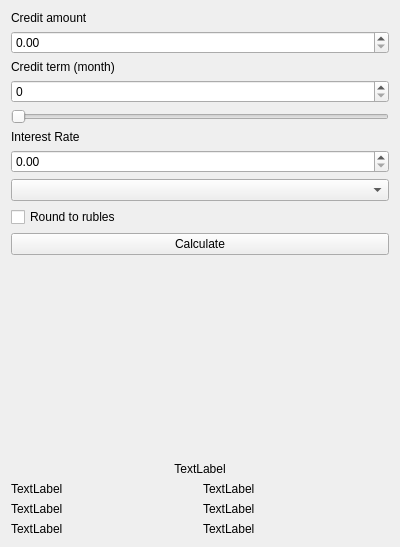
The window that src/Calc_2_0/qtcreditcalcview.ui (sg41/SmartCalc) describes before a commit, drawn with Qt 5.
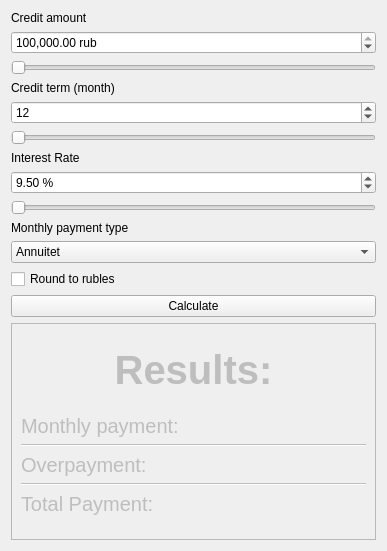
The same window after the commit. Custom widgets are drawn as their Qt base class.

Commit message: dblSlider added, controller rewrited

What changed in the file:
```diff
--- a/src/Calc_2_0/qtcreditcalcview.ui
+++ b/src/Calc_2_0/qtcreditcalcview.ui
@@ -6,8 +6,8 @@
    <rect>
     <x>0</x>
     <y>0</y>
-    <width>400</width>
-    <height>547</height>
+    <width>387</width>
+    <height>551</height>
    </rect>
   </property>
   <property name="windowTitle">
@@ -22,7 +22,42 @@
     </widget>
    </item>
    <item>
-    <widget class="QDoubleSpinBox" name="doubleSpinBox"/>
+    <widget class="QDoubleSpinBox" name="creditAmountSpinBox">
+     <property name="showGroupSeparator" stdset="0">
+      <bool>true</bool>
+     </property>
+     <property name="suffix">
+      <string> rub</string>
+     </property>
+     <property name="minimum">
+      <double>1000.000000000000000</double>
+     </property>
+     <property name="maximum">
+      <double>100000000.000000000000000</double>
+     </property>
+     <property name="singleStep">
+      <double>10000.000000000000000</double>
+     </property>
+     <property name="value">
+      <double>100000.000000000000000</double>
+     </property>
+    </widget>
+   </item>
+   <item>
+    <widget class="MyQtDoubleSlider" name="creditAmountSlider">
+     <property name="minimum">
+      <number>1000</number>
+     </property>
+     <property name="maximum">
+      <number>100000000</number>
+     </property>
+     <property name="singleStep">
+      <number>10000</number>
+     </property>
+     <property name="orientation">
+      <enum>Qt::Horizontal</enum>
+     </property>
+    </widget>
    </item>
    <item>
     <widget class="QLabel" name="label_2">
@@ -32,10 +67,26 @@
     </widget>
    </item>
    <item>
-    <widget class="QSpinBox" name="spinBox"/>
+    <widget class="QSpinBox" name="creditTermSpinBox">
+     <property name="minimum">
+      <number>1</number>
+     </property>
+     <property name="maximum">
+      <number>360</number>
+     </property>
+     <property name="value">
+      <number>12</number>
+     </property>
+    </widget>
    </item>
    <item>
-    <widget class="QSlider" name="horizontalSlider">
+    <widget class="QSlider" name="creditTermSlider">
+     <property name="minimum">
+      <number>1</number>
+     </property>
+     <property name="maximum">
+      <number>360</number>
+     </property>
      <property name="orientation">
       <enum>Qt::Horizontal</enum>
      </property>
@@ -49,13 +100,51 @@
     </widget>
    </item>
    <item>
-    <widget class="QDoubleSpinBox" name="doubleSpinBox_2"/>
+    <widget class="QDoubleSpinBox" name="interestRateSpinBox">
+     <property name="suffix">
+      <string> %</string>
+     </property>
+     <property name="maximum">
+      <double>199.990000000000009</double>
+     </property>
+     <property name="value">
+      <double>9.500000000000000</double>
+     </property>
+    </widget>
    </item>
    <item>
-    <widget class="QComboBox" name="comboBox"/>
+    <widget class="MyQtDoubleSlider" name="interestRateSlider">
+     <property name="maximum">
+      <number>200</number>
+     </property>
+     <property name="orientation">
+      <enum>Qt::Horizontal</enum>
+     </property>
+    </widget>
    </item>
    <item>
-    <widget class="QCheckBox" name="checkBox">
+    <widget class="QLabel" name="label_10">
+     <property name="text">
+      <string>Monthly payment type</string>
+     </property>
+    </widget>
+   </item>
+   <item>
+    <widget class="QComboBox" name="creditTypeComboBox">
+     <item>
+      <property name="text">
+       <string>Annuitet</string>
+      </property>
+     </item>
+     <item>
+      <property name="text">
+       <string>Differentiated</string>
+      </property>
+     </item>
+    </widget>
+   </item>
+   <item>
+    <widget class="QCheckBox" name="round">
      <property name="text">
       <string>Round to rubles</string>
      </property>
@@ -69,7 +158,19 @@
     </widget>
    </item>
    <item>
-    <spacer name="verticalSpacer">
+    <widget class="QFrame" name="frame">
+     <property name="enabled">
+      <bool>false</bool>
+     </property>
+     <property name="frameShape">
+      <enum>QFrame::StyledPanel</enum>
+     </property>
+     <property name="frameShadow">
+      <enum>QFrame::Raised</enum>
+     </property>
+     <layout class="QVBoxLayout" name="verticalLayout_2">
+      <item>
+       <spacer name="verticalSpacer_3">
      <property name="orientation">
       <enum>Qt::Vertical</enum>
      </property>
@@ -82,63 +183,150 @@
     </spacer>
    </item>
    <item>
-    <layout class="QGridLayout" name="gridLayout">
-     <item row="2" column="1">
-      <widget class="QLabel" name="label_7">
+       <widget class="QLabel" name="resultHeader">
+        <property name="font">
+         <font>
+          <pointsize>30</pointsize>
+          <weight>75</weight>
+          <bold>true</bold>
+         </font>
+        </property>
        <property name="text">
-        <string>TextLabel</string>
-       </property>
-      </widget>
-     </item>
-     <item row="1" column="0">
-      <widget class="QLabel" name="label_4">
+         <string>Results:</string>
+        </property>
+        <property name="alignment">
+         <set>Qt::AlignCenter</set>
+        </property>
+       </widget>
+      </item>
+      <item>
+       <spacer name="verticalSpacer_2">
+        <property name="orientation">
+         <enum>Qt::Vertical</enum>
+        </property>
+        <property name="sizeHint" stdset="0">
+         <size>
+          <width>20</width>
+          <height>40</height>
+         </size>
+        </property>
+       </spacer>
+      </item>
+      <item>
+       <layout class="QGridLayout" name="resultGrid">
+        <item row="2" column="0" colspan="2">
+         <widget class="Line" name="line">
+          <property name="orientation">
+           <enum>Qt::Horizontal</enum>
+          </property>
+         </widget>
+        </item>
+        <item row="6" column="0">
+         <widget class="QLabel" name="label_8">
+          <property name="font">
+           <font>
+            <pointsize>15</pointsize>
+           </font>
+          </property>
        <property name="text">
-        <string>TextLabel</string>
+           <string>Total Payment:</string>
        </property>
       </widget>
      </item>
      <item row="1" column="1">
       <widget class="QLabel" name="label_5">
+          <property name="font">
+           <font>
+            <pointsize>15</pointsize>
+           </font>
+          </property>
        <property name="text">
-        <string>TextLabel</string>
+           <string/>
        </property>
       </widget>
      </item>
-     <item row="3" column="0">
-      <widget class="QLabel" name="label_8">
+        <item row="1" column="0">
+         <widget class="QLabel" name="label_4">
+          <property name="font">
+           <font>
+            <pointsize>15</pointsize>
+           </font>
+          </property>
        <property name="text">
-        <string>TextLabel</string>
+           <string>Monthly payment:</string>
        </property>
       </widget>
      </item>
-     <item row="2" column="0">
-      <widget class="QLabel" name="label_6">
+        <item row="4" column="1">
+         <widget class="QLabel" name="label_7">
+          <property name="font">
+           <font>
+            <pointsize>15</pointsize>
+           </font>
+          </property>
        <property name="text">
-        <string>TextLabel</string>
+           <string/>
        </property>
       </widget>
      </item>
-     <item row="3" column="1">
+        <item row="6" column="1">
       <widget class="QLabel" name="label_9">
+          <property name="font">
+           <font>
+            <pointsize>15</pointsize>
+           </font>
+          </property>
        <property name="text">
-        <string>TextLabel</string>
+           <string/>
        </property>
       </widget>
      </item>
-     <item row="0" column="0" colspan="2">
-      <widget class="QLabel" name="label_10">
-       <property name="text">
-        <string>TextLabel</string>
-       </property>
-       <property name="alignment">
-        <set>Qt::AlignCenter</set>
-       </property>
+        <item row="5" column="0" colspan="2">
+         <widget class="Line" name="line_2">
+          <property name="orientation">
+           <enum>Qt::Horizontal</enum>
+          </property>
+         </widget>
+        </item>
+        <item row="4" column="0">
+         <widget class="QLabel" name="label_6">
+          <property name="font">
+           <font>
+            <pointsize>15</pointsize>
+           </font>
+          </property>
+          <property name="text">
+           <string>Overpayment:</string>
+          </property>
       </widget>
      </item>
     </layout>
    </item>
-  </layout>
- </widget>
+      <item>
+       <spacer name="verticalSpacer">
+        <property name="orientation">
+         <enum>Qt::Vertical</enum>
+        </property>
+        <property name="sizeHint" stdset="0">
+         <size>
+          <width>20</width>
+          <height>40</height>
+         </size>
+        </property>
+       </spacer>
+      </item>
+     </layout>
+    </widget>
+   </item>
+  </layout>
+ </widget>
+ <customwidgets>
+  <customwidget>
+   <class>MyQtDoubleSlider</class>
+   <extends>QSlider</extends>
+   <header>myqtdoubleslider.h</header>
+  </customwidget>
+ </customwidgets>
  <resources/>
  <connections/>
 </ui>
```
Left out of the diff: 2 changed lines with no effect on the pictures. Lines whose indentation alone changed are shown as unchanged. The commit also changes 10 other files.
